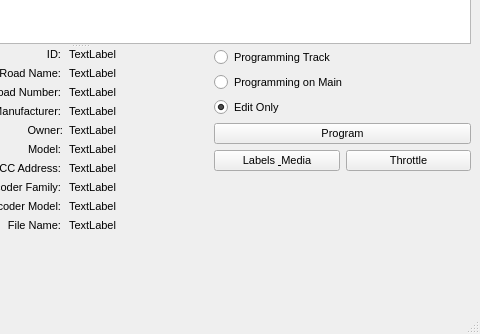
Old version of the form libPr3/Roster/rosterframe.ui in the repository allenck/DecoderPro_app; both pictures show x 320 to 800 and y 266 to 600 of the 800 by 600 pixel window.
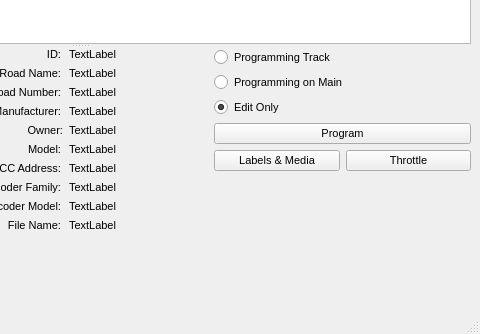
New version of the form.

Commit message: RosterFrame, RosterMediaPane

What changed in the file:
```diff
--- a/libPr3/Roster/rosterframe.ui
+++ b/libPr3/Roster/rosterframe.ui
@@ -86,7 +86,7 @@
           <item row="1" column="0">
            <widget class="QPushButton" name="btnLabelsMedia">
             <property name="text">
-             <string>Labels &amp; Media</string>
+             <string>Labels &amp;&amp; Media</string>
             </property>
            </widget>
           </item>
```
Left out of the diff: 8 changed lines with no effect on the pictures. The commit also changes 25 other files.
